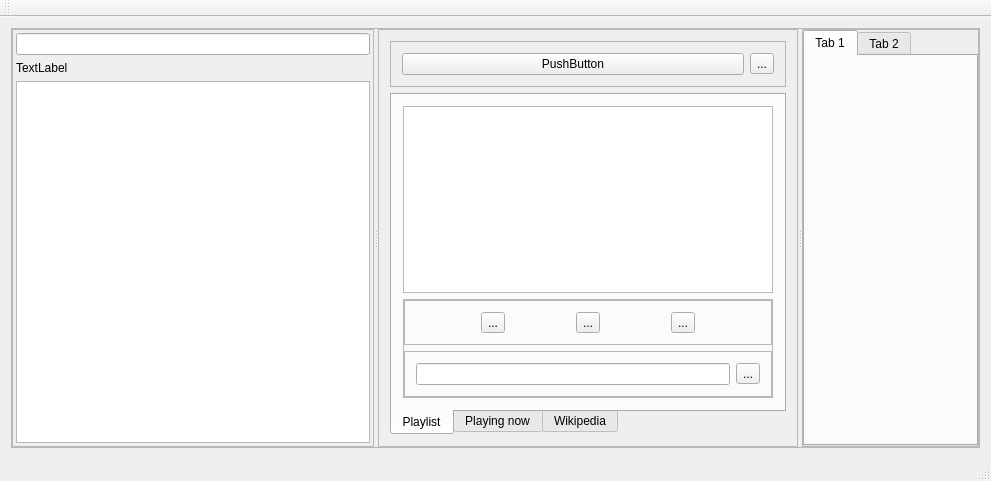
Above: phonograph.ui from dissonancedev/phonograph before the change. Below: the same form after it.
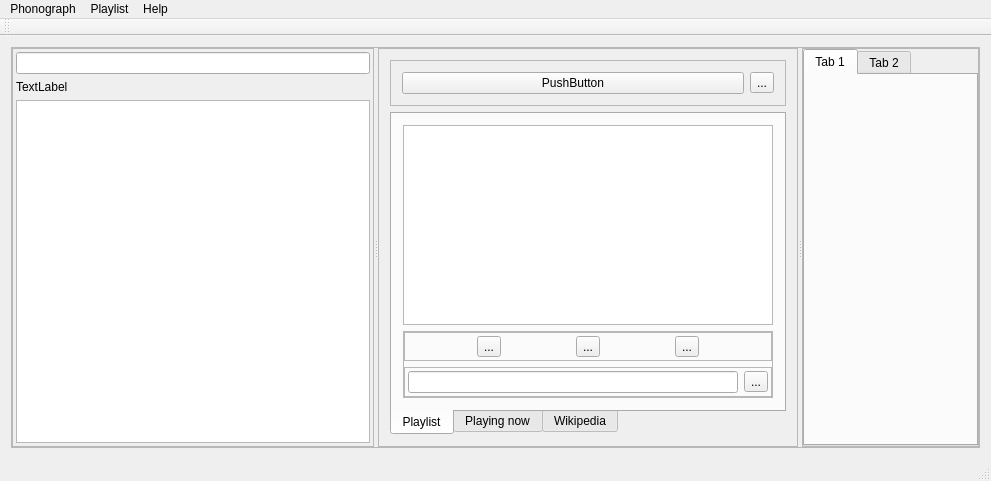
That is the form after the change.

What changed in the file:
```diff
--- a/phonograph.ui
+++ b/phonograph.ui
@@ -155,22 +155,34 @@
                     <property name="frameShadow">
                      <enum>QFrame::Raised</enum>
                     </property>
-                    <layout class="QHBoxLayout" name="horizontalLayout_3">
-                     <item>
+                    <layout class="QGridLayout" name="gridLayout_3">
+                     <property name="leftMargin">
+                      <number>3</number>
+                     </property>
+                     <property name="topMargin">
+                      <number>3</number>
+                     </property>
+                     <property name="rightMargin">
+                      <number>3</number>
+                     </property>
+                     <property name="bottomMargin">
+                      <number>3</number>
+                     </property>
+                     <item row="0" column="0">
                       <widget class="QToolButton" name="toolButton_2">
                        <property name="text">
                         <string>...</string>
                        </property>
                       </widget>
                      </item>
-                     <item>
+                     <item row="0" column="1">
                       <widget class="QToolButton" name="toolButton_3">
                        <property name="text">
                         <string>...</string>
                        </property>
                       </widget>
                      </item>
-                     <item>
+                     <item row="0" column="2">
                       <widget class="QToolButton" name="toolButton_4">
                        <property name="text">
                         <string>...</string>
@@ -189,6 +201,18 @@
                      <enum>QFrame::Raised</enum>
                     </property>
                     <layout class="QHBoxLayout" name="horizontalLayout_2">
+                     <property name="leftMargin">
+                      <number>3</number>
+                     </property>
+                     <property name="topMargin">
+                      <number>3</number>
+                     </property>
+                     <property name="rightMargin">
+                      <number>3</number>
+                     </property>
+                     <property name="bottomMargin">
+                      <number>3</number>
+                     </property>
                      <item>
                       <widget class="QLineEdit" name="lineEdit_2"/>
                      </item>
@@ -273,6 +297,27 @@
      <height>19</height>
     </rect>
    </property>
+   <widget class="QMenu" name="menuPhonograph">
+    <property name="title">
+     <string>Phonograph</string>
+    </property>
+   </widget>
+   <widget class="QMenu" name="menuPlaylist">
+    <property name="title">
+     <string>Playlist</string>
+    </property>
+   </widget>
+   <widget class="QMenu" name="menuHelp">
+    <property name="title">
+     <string>Help</string>
+    </property>
+    <addaction name="actionHelp"/>
+    <addaction name="actionPhonograph_website"/>
+    <addaction name="actionAbout_Phonograph"/>
+   </widget>
+   <addaction name="menuPhonograph"/>
+   <addaction name="menuPlaylist"/>
+   <addaction name="menuHelp"/>
   </widget>
   <widget class="QToolBar" name="mainToolBar">
    <attribute name="toolBarArea">
```
Left out of the diff: 15 changed lines with no effect on the pictures.
